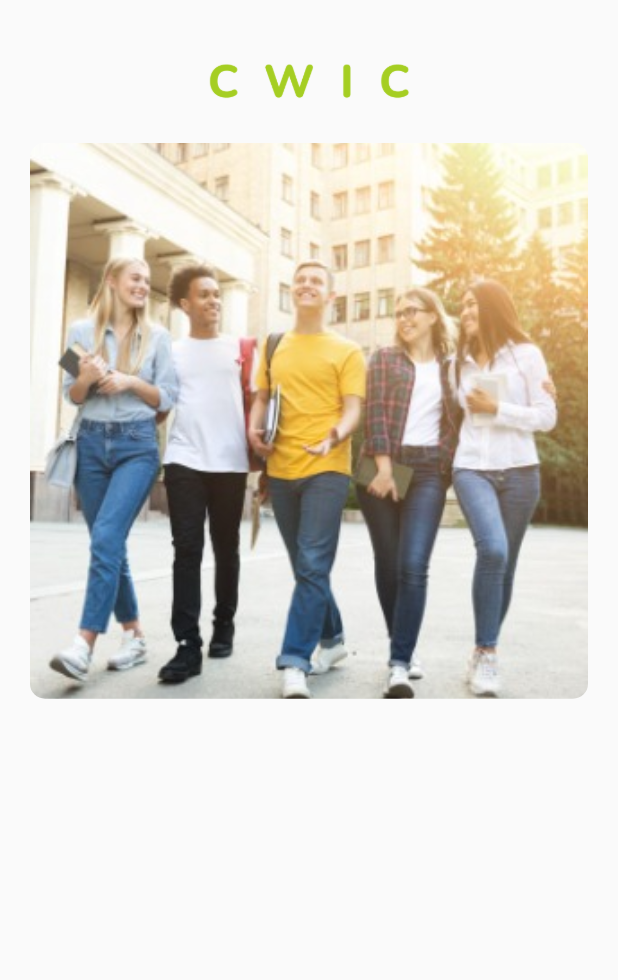
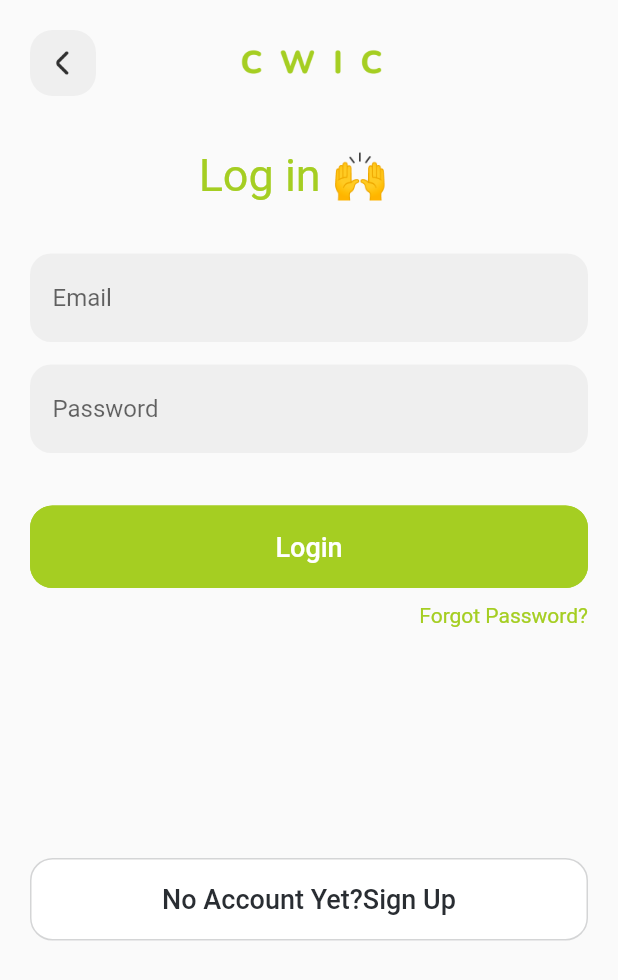
Before and after one commit to srushtigjera/flutterapp, a Flutter app: the LoginScreen screen opened directly, on a phone screen of 412 x 824 dp. Shown: the top 980 px of the screen. Run offline on Flutter 3.47's test engine with Material 2 defaults, Android fonts, the phone set to English and light mode, and no system bars.

Commit message:
LoginHomeScreen , LoginScreen and CustomeButtonScreen

```diff
--- /dev/null
+++ b/lib/Login/login_screen.dart
@@ -0,0 +1,137 @@
+import 'package:flutter/material.dart';
+import 'package:practice_demo_cwic/Utils/app_colors.dart';
+import 'package:practice_demo_cwic/Utils/app_imges.dart';
+import 'package:practice_demo_cwic/Utils/app_routes.dart';
+import 'package:practice_demo_cwic/Widgets/cutome_btn.dart';
+
+class LoginScreen extends StatefulWidget {
+  const LoginScreen({Key? key}) : super(key: key);
+
+  @override
+  _LoginScreenState createState() => _LoginScreenState();
+}
+
+class _LoginScreenState extends State<LoginScreen> {
+  @override
+  Widget build(BuildContext context) {
+    return Scaffold(
+      body: SafeArea(
+        child: Padding(
+          padding: const EdgeInsets.all(20.0),
+          child: Center(
+            child: Column(
+              children: [
+                Row(
+                  children: [
+                    ClipRRect(
+                      borderRadius: BorderRadius.circular(15.0),
+                      child: Container(
+                        color: AppColors.greyColor.withOpacity(0.2),
+                        width: 44,
+                        height: 44,
+                        child: Padding(
+                          padding: const EdgeInsets.all(12.0),
+                          child: Image.asset(AppImages.backArrow,),
+                        ),
+                      ),
+                    ),
+                    SizedBox(
+                      width: MediaQuery.of(context).size.width * 0.17,
+                    ),
+                    SizedBox(
+                      width: MediaQuery.of(context).size.width / 2.8,
+                      height: 35,
+                      child: Image.asset(AppImages.logo,color: AppColors.primary,),
+                    ),
+                  ],
+                ),
+
+                SizedBox(height: 35,),
+
+                SizedBox(
+                  width: MediaQuery.of(context).size.width / 2.8,
+                  height: 50,
+                  child:Text("Log in 🙌",style: TextStyle(fontSize: 30,color: AppColors.primary),),
+                ),
+
+                SizedBox(height: 20,),
+
+                Container(
+          decoration: BoxDecoration(
+            color: AppColors.greyColor.withOpacity(0.2),
+            borderRadius: BorderRadius.circular(14),
+          ),
+          child: TextFormField(
+            decoration: InputDecoration(
+              contentPadding: EdgeInsets.only(top: 20,left: 15,bottom: 20), // add padding to adjust text
+              hintText: "Email",
+              border: InputBorder.none,
+            )),
+        ),
+                SizedBox(height: 15,),
+
+                Container(
+                  decoration: BoxDecoration(
+                    color: AppColors.greyColor.withOpacity(0.2),
+                    borderRadius: BorderRadius.circular(14),
+                  ),
+                  child: TextFormField(
+                      decoration: InputDecoration(
+                        contentPadding: EdgeInsets.only(top: 20,left: 15,bottom: 20), // add padding to adjust text
+                        hintText: "Password",
+                        border: InputBorder.none,
+                      )),
+                ),
+                SizedBox(height: 35,),
+                SizedBox(
+                  height: 55,
+                  child: CustomeButton(
+                      height: 55,
+                      buttonText: 'Login',
+                      primary: AppColors.primary,
+                      txtColor: AppColors.white,
+                      buttonBorder: AppColors.primary,
+                      onPressed: (){
+                        setState(() {
+                          AppRoutes().nextScreen(context, LoginScreen());
+                        });
+                      }),
+                ),
+
+                SizedBox(
+                  height: 10,
+                ),
+                Row(
+                  mainAxisAlignment: MainAxisAlignment.end,
+                  children: [
+                    SizedBox(
+                      height: 50,
+                      child:Text("Forgot Password?",style: TextStyle(fontSize: 14,color: AppColors.primary),),
+                    ),
+                  ],
+                ),
+                SizedBox(
+                  height: 120,
+                ),
+                SizedBox(
+                  height: 55,
+                  child: CustomeButton(
+                      height: 55,
+                      buttonText: 'No Account Yet?Sign Up',
+                      primary: AppColors.white,
+                      txtColor: AppColors.blackColor,
+                      buttonBorder: AppColors.greyBorder.withOpacity(0.2),
+                      onPressed: (){
+                        setState(() {
+                          // AppRoutes().nextScreen(context, LoginScreen());
+                        });
+                      }),
+                ),
+              ],
+            ),
+          ),
+        )
+      ),
+    );
+  }
+}
--- a/lib/Utils/app_colors.dart
+++ b/lib/Utils/app_colors.dart
@@ -7,4 +7,15 @@ class AppColors{
   static const Color primary = Color(0xFFA5CE22);
   static const Color white = Color(0xFFFFFFFF);
   static const Color lightGreen = Color(0xFFDCEDC8);
+  static const Color blue = Color(0xFF1C74F4);
+  static const Color bgColor = Color(0xFFE5E5E5);
+  static const Color greyBorder = Color(0xFF292D32);
+  static const Color blackColor = Color(0xFF292D32);
+  static const Color greyColor = Color(0xFFC4C4C4);
+  static const Color lightGreyColor = Color(0xFFF5F5F5);
+  static const Color msgGreyColor = Color(0xFFF9F9F9);
+  static const Color textColor = Color(0xFF696969);
+  static const Color darkGreyColor = Color(0xFFAFAFAF);
+  static const Color darkBlackColor = Color(0xFF323232);
+  static const Color greyColorV2 = Color(0xFFF7F7F7);
 }
--- a/lib/Utils/app_imges.dart
+++ b/lib/Utils/app_imges.dart
@@ -5,6 +5,7 @@ class AppImages{
   static const String logo = "assets/image/Logo.png";
   static const String splashpin = "assets/image/spalshPin.png";
   static const String login = "assets/image/login.png";
-
+  static const String letsGetStarteds = "assets/image/letsGetsStarted.png";
+  static const String backArrow = "assets/image/backArrow.png";
 
 }
--- a/lib/Widgets/cutome_btn.dart
+++ b/lib/Widgets/cutome_btn.dart
@@ -5,11 +5,12 @@ class CustomeButton extends StatefulWidget {
 
   String? buttonText;
   Function() onPressed;
+  double? height;
   Color? txtColor;
   Color? primary;
   Color? buttonBorder;
 
-  CustomeButton({Key? key, this.buttonText, this.txtColor, this.primary, this.buttonBorder, required this.onPressed()}) : super(key: key);
+  CustomeButton({Key? key, this.buttonText, this.txtColor, this.primary, this.height, this.buttonBorder, required this.onPressed()}) : super(key: key);
 
   @override
   _CustomeButtonState createState() => _CustomeButtonState();
@@ -18,10 +19,8 @@ class CustomeButton extends StatefulWidget {
 class _CustomeButtonState extends State<CustomeButton> {
   @override
   Widget build(BuildContext context) {
-    return Scaffold(
-      body: SafeArea(
-        child: SizedBox(
-          height: 55,
+    return  SizedBox(
+        height: widget.height,
         width: double.infinity,
         child: ElevatedButton(
         onPressed: () {  },
@@ -36,8 +35,6 @@ class _CustomeButtonState extends State<CustomeButton> {
           )
           ),
         ),
-        ),
-      ),
       );
   }
 }
--- a/lib/login_screen.dart
+++ /dev/null
@@ -1,51 +0,0 @@
-import 'package:flutter/cupertino.dart';
-import 'package:flutter/material.dart';
-import 'package:practice_demo_cwic/Utils/app_colors.dart';
-import 'package:practice_demo_cwic/Utils/app_imges.dart';
-
-class LoginScreen extends StatefulWidget {
-  const LoginScreen({Key? key}) : super(key: key);
-
-  @override
-  _LoginScreenState createState() => _LoginScreenState();
-}
-
-class _LoginScreenState extends State<LoginScreen> {
-  @override
-  Widget build(BuildContext context) {
-    return Scaffold(
-      body: SingleChildScrollView(
-        child: Container(
-          child: Center(
-            child: Column(
-              mainAxisAlignment: MainAxisAlignment.end,
-              children: [
-                SizedBox(height: 30,),
-                SizedBox(
-                  width: MediaQuery.of(context).size.width / 2.8,
-                  height: 50,
-                  child: Image.asset(AppImages.logo,color: AppColors.primary,),
-                ),
-                SizedBox(height: 15,),
-                Padding(
-                  padding: const EdgeInsets.symmetric(horizontal: 20.0),
-                  child: Container(
-                    height: MediaQuery.of(context).size.height * 0.45,
-                  width: double.infinity,
-                  decoration: BoxDecoration(
-                      image: DecorationImage(
-                        image: AssetImage( AppImages.login,),
-                        fit: BoxFit.cover,
-                      ),
-                      borderRadius: BorderRadius.all(Radius.circular(10))
-                  ),
-                  ),
-                ),
-              ],
-            ),
-          ),
-        ),
-      ),
-    );
-  }
-}
```
Also changed, not shown: lib/Login/login_home_screen.dart (added, +126 -0 lines), lib/main.dart (+3 -5 lines), assets/image/backArrow.png (added), assets/image/letsGetsStarted.png (added), assets/image/newwarkstreet.png (added), assets/image/notification.png (added). Lines whose indentation alone changed are shown as unchanged.
